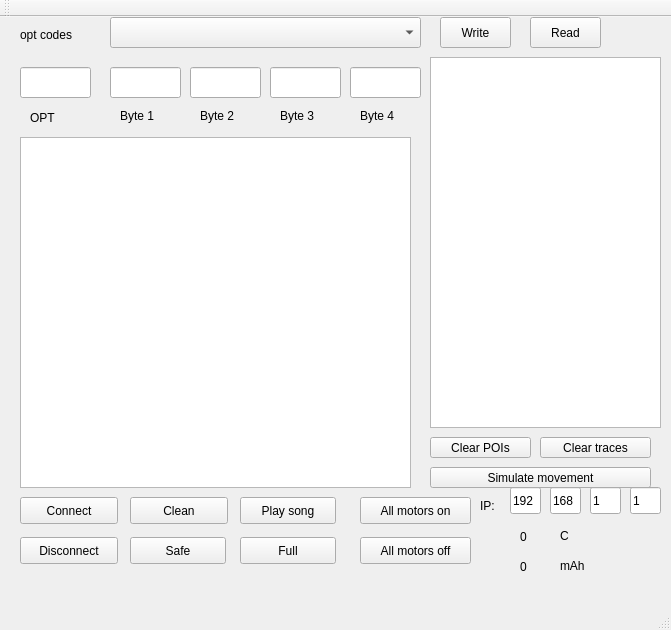
Above: src/ui/mainwindow.ui from joonaspessi/rotfl before the change. Below: the same form after it.
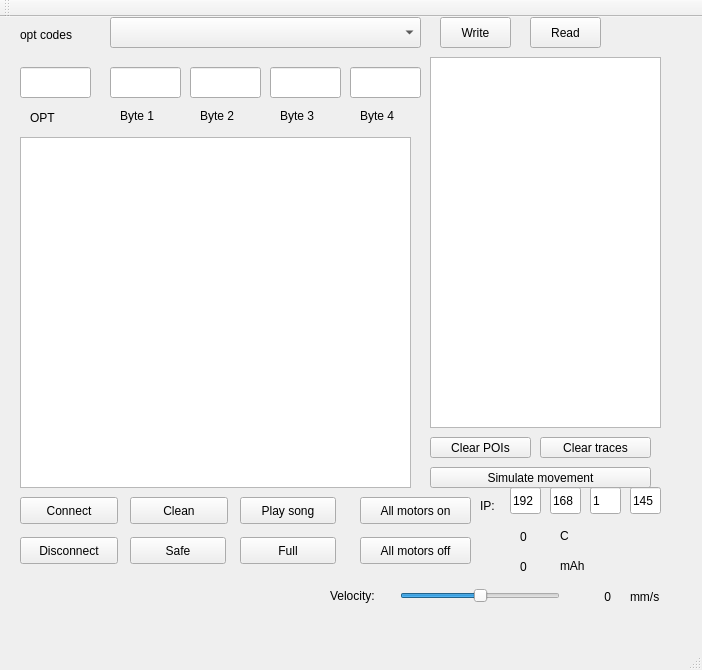
That is the form after the change. Custom widgets are drawn as their Qt base class.

Commit message: UI: Added reactive velocity slider

What changed in the file:
```diff
--- a/src/ui/mainwindow.ui
+++ b/src/ui/mainwindow.ui
@@ -6,8 +6,8 @@
    <rect>
     <x>0</x>
     <y>0</y>
-    <width>671</width>
-    <height>630</height>
+    <width>702</width>
+    <height>670</height>
    </rect>
   </property>
   <property name="windowTitle">
@@ -454,7 +454,7 @@
      </rect>
     </property>
     <property name="text">
-     <string>1</string>
+     <string>145</string>
     </property>
     <property name="readOnly">
      <bool>false</bool>
@@ -473,6 +473,67 @@
      <string>IP:</string>
     </property>
    </widget>
+   <widget class="QSlider" name="velocity_horizontalSlider">
+    <property name="geometry">
+     <rect>
+      <x>400</x>
+      <y>570</y>
+      <width>160</width>
+      <height>18</height>
+     </rect>
+    </property>
+    <property name="minimum">
+     <number>-500</number>
+    </property>
+    <property name="maximum">
+     <number>500</number>
+    </property>
+    <property name="orientation">
+     <enum>Qt::Horizontal</enum>
+    </property>
+   </widget>
+   <widget class="QLabel" name="velocity_label">
+    <property name="geometry">
+     <rect>
+      <x>330</x>
+      <y>570</y>
+      <width>66</width>
+      <height>17</height>
+     </rect>
+    </property>
+    <property name="text">
+     <string>Velocity:</string>
+    </property>
+   </widget>
+   <widget class="QLabel" name="velocityValue_label">
+    <property name="geometry">
+     <rect>
+      <x>570</x>
+      <y>570</y>
+      <width>41</width>
+      <height>20</height>
+     </rect>
+    </property>
+    <property name="text">
+     <string>0</string>
+    </property>
+    <property name="alignment">
+     <set>Qt::AlignRight|Qt::AlignTrailing|Qt::AlignVCenter</set>
+    </property>
+   </widget>
+   <widget class="QLabel" name="velocityUnit_label">
+    <property name="geometry">
+     <rect>
+      <x>630</x>
+      <y>570</y>
+      <width>41</width>
+      <height>20</height>
+     </rect>
+    </property>
+    <property name="text">
+     <string>mm/s</string>
+    </property>
+   </widget>
    <zorder>pushButton</zorder>
    <zorder>listView</zorder>
    <zorder>pushButton_2</zorder>
```
Left out of the diff: 6 changed lines with no effect on the pictures. The commit also changes 2 other files.
